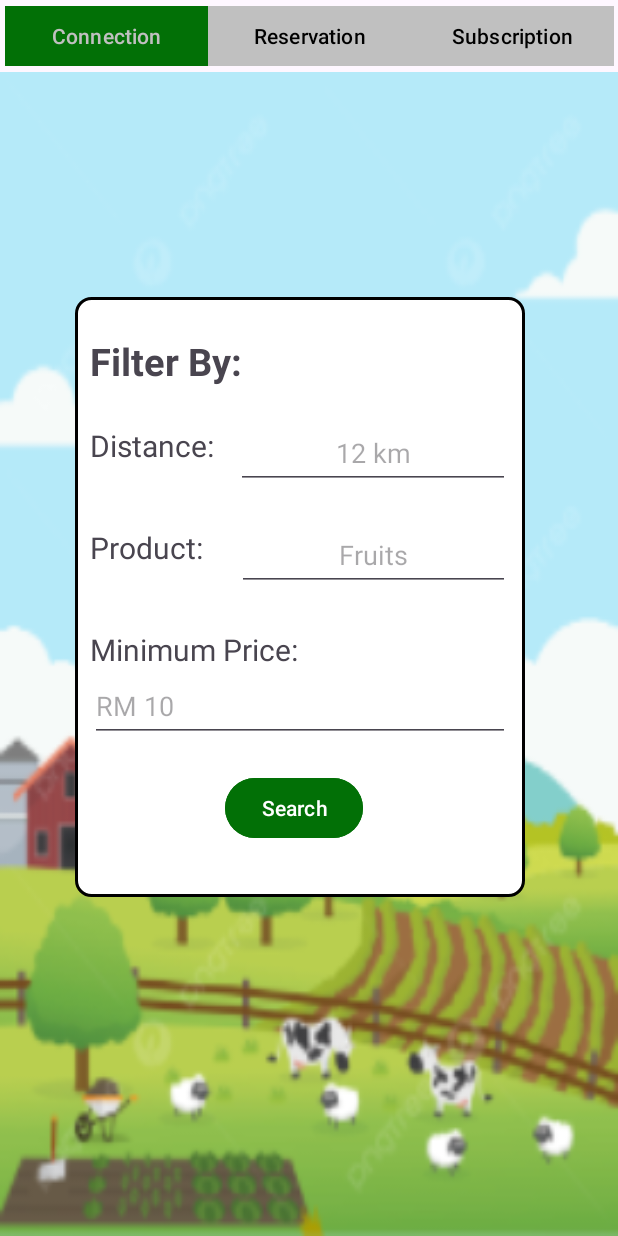
After one commit to OIZHENHAU/WIA2007_ZeroHunger, an Android app: the fragment ConnectionFragmentFilterPart3 placed in its activity, on a phone screen of 412 x 824 dp. The commit adds this screen. Run offline under Robolectric (Android 15) with nearby library versions, the phone set to English and light mode, and no system bars; our stand-ins replace Room's generated code.

Commit message:
Add Part 4

```diff
--- a/app/build.gradle.kts
+++ b/app/build.gradle.kts
@@ -85,4 +85,5 @@ dependencies {
     // Mail dependencies
     implementation("com.sun.mail:android-mail:1.6.7")
     implementation("com.sun.mail:android-activation:1.6.7")
+
 }
--- a/app/src/main/java/com/example/wia2007_zerohunger/Part3/ConnectionDatabase/ConnectionDatabase.java
+++ b/app/src/main/java/com/example/wia2007_zerohunger/Part3/ConnectionDatabase/ConnectionDatabase.java
@@ -49,7 +49,7 @@ public abstract class ConnectionDatabase extends RoomDatabase {
                     connectionDao.insert(new Connection(1, "Happy Farm", 13.5,
                             "Vegetables", 1, 2.5, 1, 5.6));
                     connectionDao.insert(new Connection(2, "Fresh Supermarket", 21.3,
-                            "Fresh Fruits", 2, 3.9, 2, 4.9));
+                            "Fruits", 2, 3.9, 2, 4.9));
                     connectionDao.insert(new Connection(3, "Durian Forest", 57.8,
                             "Desserts", 3, 69.9, 3, 89.9));
 
--- /dev/null
+++ b/app/src/main/java/com/example/wia2007_zerohunger/Part3/ConnectionFragmentFilterPart3.java
@@ -0,0 +1,75 @@
+package com.example.wia2007_zerohunger.Part3;
+
+import android.os.Bundle;
+
+import androidx.annotation.NonNull;
+import androidx.fragment.app.DialogFragment;
+
+import androidx.annotation.Nullable;
+import androidx.fragment.app.Fragment;
+import androidx.fragment.app.FragmentActivity;
+import androidx.fragment.app.FragmentManager;
+import androidx.fragment.app.FragmentTransaction;
+import androidx.viewpager2.widget.ViewPager2;
+
+import android.view.LayoutInflater;
+import android.view.View;
+import android.view.ViewGroup;
+import android.widget.Button;
+import android.widget.EditText;
+import android.widget.Toast;
+
+import com.example.wia2007_zerohunger.R;
+
+
+public class ConnectionFragmentFilterPart3 extends Fragment {
+
+    EditText distanceFilterFragmentP3F1, productFilterFragmentP3F1, priceFilterFragmentP3F1;
+    Button searchButtonFilterFragmentP3F1;
+
+
+    @Nullable
+    @Override
+    public View onCreateView(@NonNull LayoutInflater inflater, @Nullable ViewGroup container, @Nullable Bundle savedInstanceState) {
+        View view = inflater.inflate(R.layout.fragment_connection_filter_part3, container, false);
+
+        distanceFilterFragmentP3F1 = view.findViewById(R.id.distanceFilterFragmentP3F1);
+        productFilterFragmentP3F1 = view.findViewById(R.id.productFilterFragmentP3F1);
+        priceFilterFragmentP3F1 = view.findViewById(R.id.priceFilterFragmentP3F1);
+
+        searchButtonFilterFragmentP3F1 = view.findViewById(R.id.searchButtonFilterFragmentP3F1);
+
+
+        searchButtonFilterFragmentP3F1.setOnClickListener(new View.OnClickListener() {
+            @Override
+            public void onClick(View v) {
+
+                if (!distanceFilterFragmentP3F1.getText().toString().isEmpty()
+                        && !productFilterFragmentP3F1.getText().toString().isEmpty()  && !priceFilterFragmentP3F1.getText().toString().isEmpty()) {
+                    double distance = Double.parseDouble(distanceFilterFragmentP3F1.getText().toString());
+                    String product = productFilterFragmentP3F1.getText().toString();
+                    double price = Double.parseDouble(priceFilterFragmentP3F1.getText().toString());
+
+                    Bundle bundle = new Bundle();
+                    bundle.putDouble("distance", distance);
+                    bundle.putString("product", product);
+                    bundle.putDouble("price", price);
+
+                    FragmentManager fragmentManager = getParentFragmentManager();
+                    FragmentTransaction fragmentTransaction = fragmentManager.beginTransaction();
+
+                    ConnectionFragmentPart3 connectionFragmentPart3 = new ConnectionFragmentPart3();
+                    connectionFragmentPart3.setArguments(bundle);
+                    fragmentTransaction.replace(R.id.viewPageMainPart3, connectionFragmentPart3);
+                    fragmentTransaction.commit();
+
+                } else {
+                    Toast.makeText(getContext(), "Please fill all the fields", Toast.LENGTH_SHORT).show();
+                }
+
+            }
+        });
+
+        return view;
+    }
+}
--- a/app/src/main/res/layout/activity_main_part3.xml
+++ b/app/src/main/res/layout/activity_main_part3.xml
@@ -7,33 +7,43 @@
     android:layout_height="match_parent"
     tools:context=".Part3.MainActivityPart3">
 
-    <com.google.android.material.tabs.TabLayout
+    <LinearLayout
         android:id="@+id/mainTabLayoutPart3"
         android:layout_width="match_parent"
         android:layout_height="wrap_content"
-        app:tabIndicatorColor="#43A047"
-        app:tabRippleColor="#43A047"
-        app:tabSelectedTextColor="#43A047"
-        app:tabTextColor="#000000">
+        android:orientation="horizontal">
 
-        <com.google.android.material.tabs.TabItem
-            android:layout_width="match_parent"
-            android:layout_height="wrap_content"
-            android:text="Local Farm and Organic Connection" />
+        <Button
+            android:id="@+id/connectionButtonPart3"
+            android:layout_width="135dp"
+            android:layout_height="match_parent"
+            android:text="Connection"
+            android:layout_marginStart="3dp"
+            android:textColor="@color/light_grey"
+            android:backgroundTint="@color/green"
+            app:cornerRadius="0dp"/>
 
-        <com.google.android.material.tabs.TabItem
-            android:layout_width="match_parent"
-            android:layout_height="wrap_content"
-            android:text="Farm Experience Reservation" />
+        <Button
+            android:id="@+id/reservationButtonPart3"
+            android:layout_width="135dp"
+            android:layout_height="match_parent"
+            app:cornerRadius="0dp"
+            android:backgroundTint="@color/light_grey"
+            android:textColor="@color/black"
+            android:text="Reservation"/>
 
-        <com.google.android.material.tabs.TabItem
-            android:layout_width="match_parent"
-            android:layout_height="wrap_content"
-            android:text="Farm Subscription" />
+        <Button
+            android:id="@+id/subscriptionButtonPart3"
+            android:layout_width="135dp"
+            android:layout_height="match_parent"
+            app:cornerRadius="0dp"
+            android:backgroundTint="@color/light_grey"
+            android:textColor="@color/black"
+            android:text="Subscription"/>
 
-    </com.google.android.material.tabs.TabLayout>
+    </LinearLayout>
 
-    <androidx.viewpager2.widget.ViewPager2
+    <FrameLayout
         android:id="@+id/viewPageMainPart3"
         android:layout_width="match_parent"
         android:layout_height="match_parent"
--- /dev/null
+++ b/app/src/main/res/layout/fragment_connection_filter_part3.xml
@@ -0,0 +1,118 @@
+<?xml version="1.0" encoding="utf-8"?>
+<FrameLayout xmlns:android="http://schemas.android.com/apk/res/android"
+    xmlns:tools="http://schemas.android.com/tools"
+    android:layout_width="match_parent"
+    android:layout_height="match_parent"
+    xmlns:app="http://schemas.android.com/apk/res-auto"
+    android:background="@drawable/backgroundp3"
+    tools:context=".Part3.ConnectionFragmentFilterPart3">
+
+    <LinearLayout
+        android:layout_width="300dp"
+        android:layout_height="400dp"
+        android:orientation="vertical"
+        android:layout_marginTop="150dp"
+        android:layout_marginStart="50dp"
+        android:background="@drawable/background_search1">
+
+        <TextView
+            android:layout_width="match_parent"
+            android:layout_height="wrap_content"
+            android:layout_marginTop="25dp"
+            android:layout_marginStart="10dp"
+            android:textSize="25dp"
+            android:textStyle="bold"
+            android:text="Filter By: "/>
+
+        <LinearLayout
+            android:layout_width="match_parent"
+            android:layout_height="wrap_content"
+            android:layout_marginTop="20dp"
+            android:orientation="horizontal">
+
+            <TextView
+                android:layout_width="wrap_content"
+                android:layout_height="match_parent"
+                android:text="Distance: "
+                android:layout_marginTop="5dp"
+                android:layout_marginStart="10dp"
+                android:textSize="20dp"/>
+
+            <EditText
+                android:id="@+id/distanceFilterFragmentP3F1"
+                android:layout_width="match_parent"
+                android:layout_height="48dp"
+                android:gravity="center"
+                android:layout_marginEnd="10dp"
+                android:layout_marginStart="10dp"
+                android:hint="12 km"/>
+
+        </LinearLayout>
+
+        <LinearLayout
+            android:layout_width="match_parent"
+            android:layout_height="wrap_content"
+            android:layout_marginTop="20dp"
+            android:orientation="horizontal">
+
+            <TextView
+                android:layout_width="wrap_content"
+                android:layout_height="match_parent"
+                android:text="Product: "
+                android:layout_marginTop="5dp"
+                android:layout_marginStart="10dp"
+                android:textSize="20dp"/>
+
+            <EditText
+                android:id="@+id/productFilterFragmentP3F1"
+                android:layout_width="match_parent"
+                android:layout_height="48dp"
+                android:gravity="center"
+                android:layout_marginStart="18dp"
+                android:layout_marginEnd="10dp"
+                android:hint="Fruits"/>
+
+        </LinearLayout>
+
+        <LinearLayout
+            android:layout_width="match_parent"
+            android:layout_height="wrap_content"
+            android:layout_marginTop="25dp"
+            android:orientation="vertical">
+
+            <TextView
+                android:layout_width="match_parent"
+                android:layout_height="wrap_content"
+                android:textSize="20dp"
+                android:layout_marginStart="10dp"
+                android:text="Minimum Price: "/>
+
+            <LinearLayout
+                android:layout_width="match_parent"
+                android:layout_height="wrap_content"
+                android:orientation="horizontal">
+
+                <EditText
+                    android:id="@+id/priceFilterFragmentP3F1"
+                    android:layout_width="match_parent"
+                    android:layout_height="48dp"
+                    android:layout_marginStart="10dp"
+                    android:layout_marginEnd="10dp"
+                    android:hint="RM 10"/>
+
+            </LinearLayout>
+
+        </LinearLayout>
+
+        <Button
+            android:id="@+id/searchButtonFilterFragmentP3F1"
+            android:layout_width="wrap_content"
+            android:layout_height="wrap_content"
+            android:layout_marginTop="20dp"
+            android:layout_marginStart="100dp"
+            android:backgroundTint="@color/green"
+            android:text="Search"/>
+
+    </LinearLayout>
+
+</FrameLayout>
```
Also changed, not shown: app/src/main/java/com/example/wia2007_zerohunger/Part3/ConnectionFragmentPart3.java (+80 -0 lines), app/src/main/java/com/example/wia2007_zerohunger/Part3/MainActivityPart3.java (+68 -20 lines).
